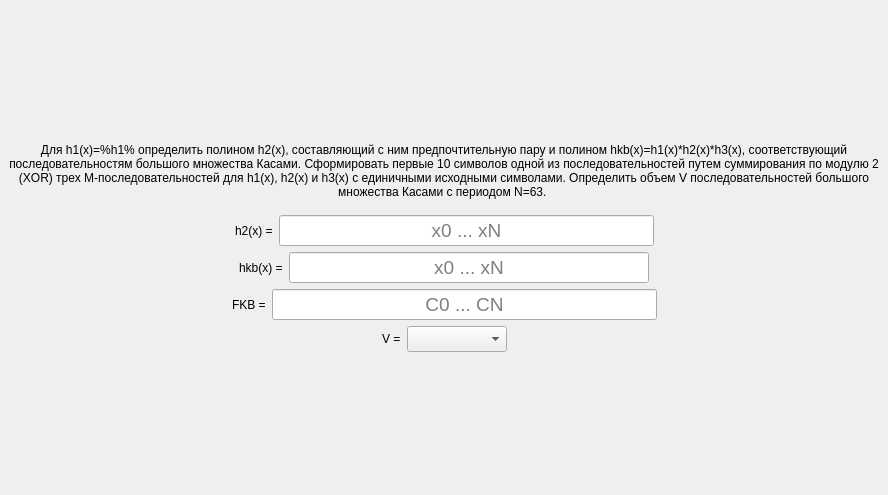
bukhmastov/fpsp, file task/screentask8.ui: the form before one commit.
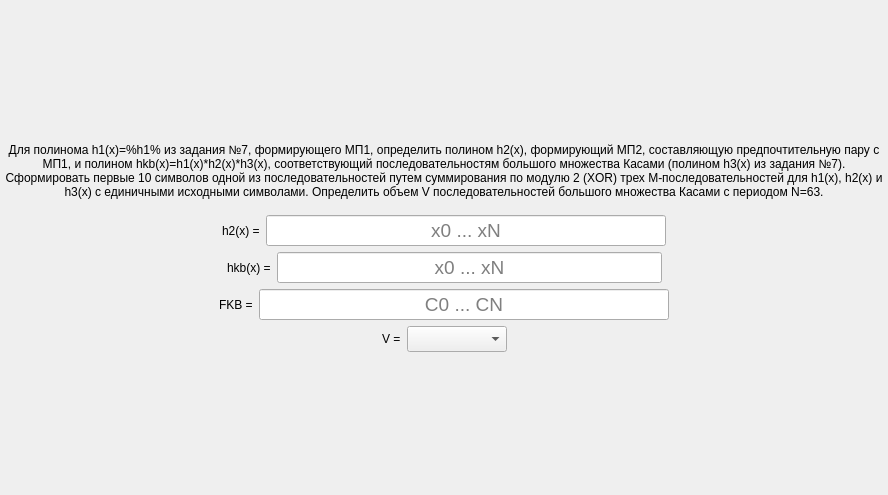
The form after the commit.

The edit to the form file:
```diff
--- a/task/screentask8.ui
+++ b/task/screentask8.ui
@@ -47,7 +47,7 @@
         <string notr="true">font: 75 16pt &quot;MS Shell Dlg 2&quot;;</string>
        </property>
        <property name="text">
-        <string>Для h1(x)=%h1% определить полином h2(x), составляющий с ним предпочтительную пару и полином hkb(x)=h1(x)*h2(x)*h3(x), соответствующий последовательностям большого множества Касами. Сформировать первые 10 символов одной из последовательностей путем суммирования по модулю 2 (XOR) трех М-последовательностей для h1(x), h2(x) и h3(x) с единичными исходными символами. Определить объем V последовательностей большого множества Касами с периодом N=63. </string>
+        <string>Для полинома h1(x)=%h1% из задания №7, формирующего МП1, определить полином h2(x), формирующий МП2, составляющую предпочтительную пару с МП1, и полином hkb(x)=h1(x)*h2(x)*h3(x), соответствующий последовательностям большого множества Касами (полином h3(x) из задания №7). Сформировать первые 10 символов одной из последовательностей путем суммирования по модулю 2 (XOR) трех М-последовательностей для h1(x), h2(x) и h3(x) с единичными исходными символами. Определить объем V последовательностей большого множества Касами с периодом N=63.</string>
        </property>
        <property name="alignment">
         <set>Qt::AlignCenter</set>
@@ -108,7 +108,7 @@
          </property>
          <property name="minimumSize">
           <size>
-           <width>375</width>
+           <width>400</width>
            <height>0</height>
           </size>
          </property>
@@ -178,7 +178,7 @@
          </property>
          <property name="minimumSize">
           <size>
-           <width>360</width>
+           <width>385</width>
            <height>0</height>
           </size>
          </property>
@@ -248,7 +248,7 @@
          </property>
          <property name="minimumSize">
           <size>
-           <width>385</width>
+           <width>410</width>
            <height>0</height>
           </size>
          </property>
```
